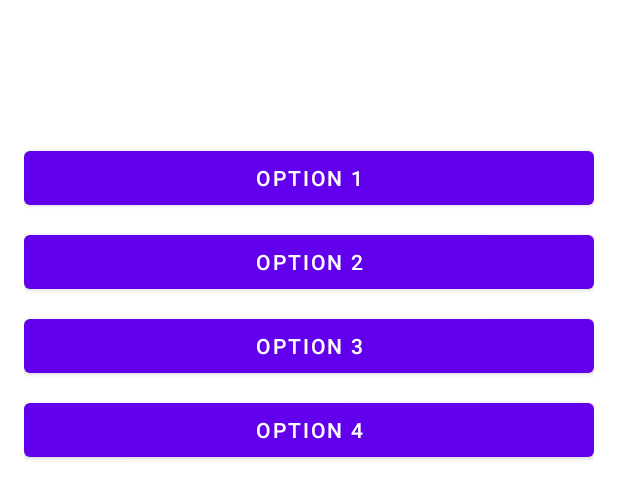
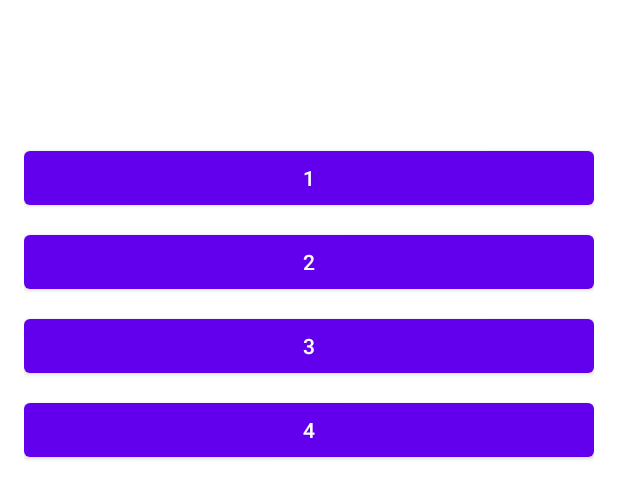
Before and after one commit to LBanda/BeHappy, an Android app: the layout activity_my_form.xml on its own in the app's theme, with its tools: preview values and no code run, on a phone screen of 412 x 824 dp. Shown: the top 499 px of the screen. Run offline under Robolectric (Android 15) with nearby library versions, the phone set to English and light mode, and no system bars.

```diff
--- a/app/src/main/res/layout/activity_my_form.xml
+++ b/app/src/main/res/layout/activity_my_form.xml
@@ -27,37 +27,26 @@
         android:layout_width="match_parent"
         android:layout_height="wrap_content"
         android:layout_marginBottom="8dp"
-        android:text="@string/option1_text"
-        android:contentDescription="@null" />
+        android:text="1" />
 
     <Button
         android:id="@+id/option2Button"
         android:layout_width="match_parent"
         android:layout_height="wrap_content"
         android:layout_marginBottom="8dp"
-        android:text="@string/option2_text"
-        android:contentDescription="@null" />
+        android:text="2" />
 
     <Button
         android:id="@+id/option3Button"
         android:layout_width="match_parent"
         android:layout_height="wrap_content"
         android:layout_marginBottom="8dp"
-        android:text="@string/option3_text"
-        android:contentDescription="@null" />
+        android:text="3" />
 
     <Button
         android:id="@+id/option4Button"
         android:layout_width="match_parent"
         android:layout_height="wrap_content"
-        android:text="@string/option4_text"
-        android:contentDescription="@null" />
-
-    <!--<ImageView
-        android:id="@+id/imageView"
-        android:layout_width="wrap_content"
-        android:layout_height="wrap_content"
-        android:layout_centerInParent="true"
-        android:src="@drawable/your_image" />-->
+        android:text="4" />
 
 </LinearLayout>
```
Also changed, not shown: app/src/main/java/mx/itesm/equipo2/behappy/Contacto.kt (+62 -1 lines), app/src/main/java/mx/itesm/equipo2/behappy/MyForm.kt (+1 -10 lines).
